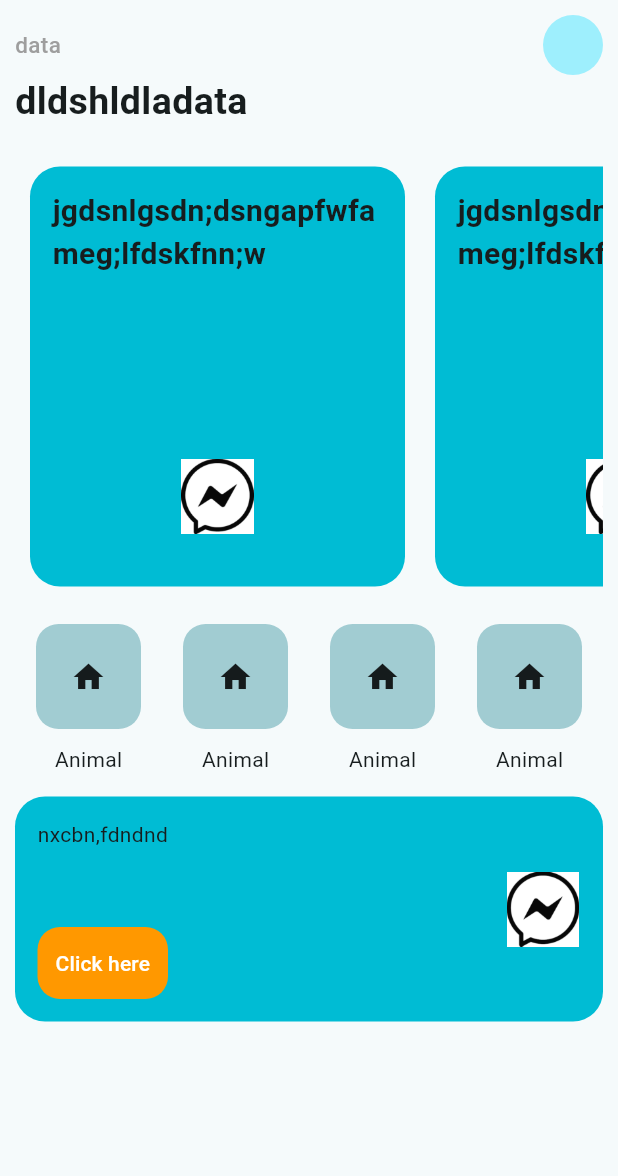
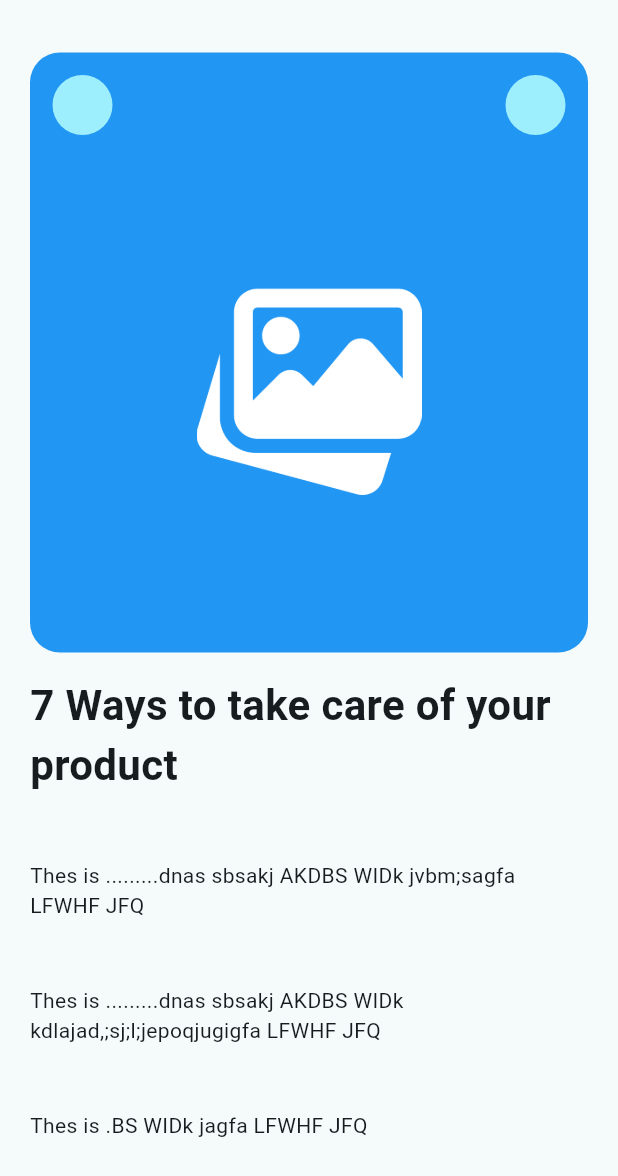
Before and after one commit to YusufAhmedBinQhman/intro_flutter_app1, a Flutter app: the screen it shows after launch, on a phone screen of 412 x 824 dp. Shown: the top 1176 px of the screen. Run offline on Flutter 3.47's test engine with Material 3 defaults, Android fonts, the light colour scheme and no system bars.

Commit message:
Create a UI project folder (simple UI-shop _3page )

```diff
--- a/lib/Pages/TaskUIhome.dart
+++ b/lib/Pages/task_shop/TaskUIhome.dart
@@ -17,19 +17,25 @@ class TaskUIHome extends StatelessWidget {
               Row(
                 children: [
                   Text(
-                    "data",
+                    "Flutter Ui",
                     style: TextStyle(
                         color: Colors.grey,
                         fontSize: 15,
                         fontWeight: FontWeight.w500),
                   ),
                   Spacer(),
-                  CircleAvatar()
+                  CircleAvatar(
+                    backgroundColor: Colors.orange,
+                  )
                 ],
               ),
               //main text
               Text(
-                "dldshldladata",
+                "WELCOME TO THE SIMPLE SHOP,",
+                style: TextStyle(fontSize: 25, fontWeight: FontWeight.bold),
+              ),
+              Text(
+                " IT FINDE YOUR PRODUCTS",
                 style: TextStyle(fontSize: 25, fontWeight: FontWeight.bold),
               ),
               SizedBox(
@@ -55,7 +61,7 @@ class TaskUIHome extends StatelessWidget {
                         crossAxisAlignment: CrossAxisAlignment.start,
                         children: [
                           Text(
-                            "jgdsnlgsdn;dsngapfwfameg;lfdskfnn;w",
+                            "7 Ways to take care of your product",
                             style: TextStyle(
                                 fontSize: 20, fontWeight: FontWeight.bold),
                           ),
@@ -93,7 +99,7 @@ class TaskUIHome extends StatelessWidget {
                             decoration: BoxDecoration(
                                 color: Color.fromARGB(255, 161, 204, 210),
                                 borderRadius: BorderRadius.circular(15)),
-                            child: Icon(Icons.home)),
+                            child: Icon(Icons.animation)),
                         SizedBox(
                           height: 10,
                         ),
--- /dev/null
+++ b/lib/Pages/task_shop/page3.dart
@@ -0,0 +1,56 @@
+import 'package:flutter/material.dart';
+
+class Page3 extends StatelessWidget {
+  @override
+  Widget build(BuildContext context) {
+    return SafeArea(
+      child: Scaffold(
+        body: Container(
+          padding: EdgeInsets.all(20),
+          // color: Colors.lightBlue,
+          child: Column(
+            crossAxisAlignment: CrossAxisAlignment.start,
+            children: [
+              //container image
+              Container(
+                decoration: BoxDecoration(
+                    color: Colors.blue,
+                    borderRadius: BorderRadius.circular(20)),
+                padding: EdgeInsets.all(15),
+                margin: EdgeInsets.only(top: 15, bottom: 15),
+                height: 400,
+                child: Column(
+                  children: [
+                    Row(
+                      children: [CircleAvatar(), Spacer(), CircleAvatar()],
+                    ),
+                    Spacer(),
+                    Image.asset(
+                      "images/image.png",
+                      height: 150,
+                      width: 150,
+                    ),
+                    Spacer()
+                  ],
+                ),
+              ),
+              Text(
+                "7 Ways to take care of your product",
+                style: TextStyle(fontSize: 28, fontWeight: FontWeight.bold),
+              ),
+              Spacer(),
+              Text(
+                  "Thes is .........dnas sbsakj AKDBS WIDk jvbm;sagfa LFWHF JFQ"),
+              Spacer(),
+              Text(
+                  "Thes is .........dnas sbsakj AKDBS WIDk kdlajad,;sj;l;jepoqjugigfa LFWHF JFQ"),
+              Spacer(),
+              Text("Thes is .BS WIDk jagfa LFWHF JFQ"),
+              Spacer(),
+            ],
+          ),
+        ),
+      ),
+    );
+  }
+}
--- a/lib/main.dart
+++ b/lib/main.dart
@@ -1,7 +1,9 @@
 import 'package:flutter/material.dart';
 import 'package:intro_flutter_app1/Pages/ListView.dart';
-import 'package:intro_flutter_app1/Pages/TaskUIhome.dart';
+import 'package:intro_flutter_app1/Pages/task_shop/TaskUIhome.dart';
 import 'package:intro_flutter_app1/Pages/home_screen.dart';
+import 'package:intro_flutter_app1/Pages/task_shop/page2.dart';
+import 'package:intro_flutter_app1/Pages/task_shop/page3.dart';
 
 void main() {
   runApp(MyApp());
@@ -13,7 +15,7 @@ class MyApp extends StatelessWidget {
     return MaterialApp(
       theme:
           ThemeData(colorScheme: ColorScheme.fromSeed(seedColor: Colors.white)),
-      home: TaskUIHome(),
+      home: Page3(),
     );
   }
 }
```
Also changed, not shown: lib/Pages/task_shop/page2.dart (added, +38 -0 lines), images/image.png (added), pubspec.lock.
